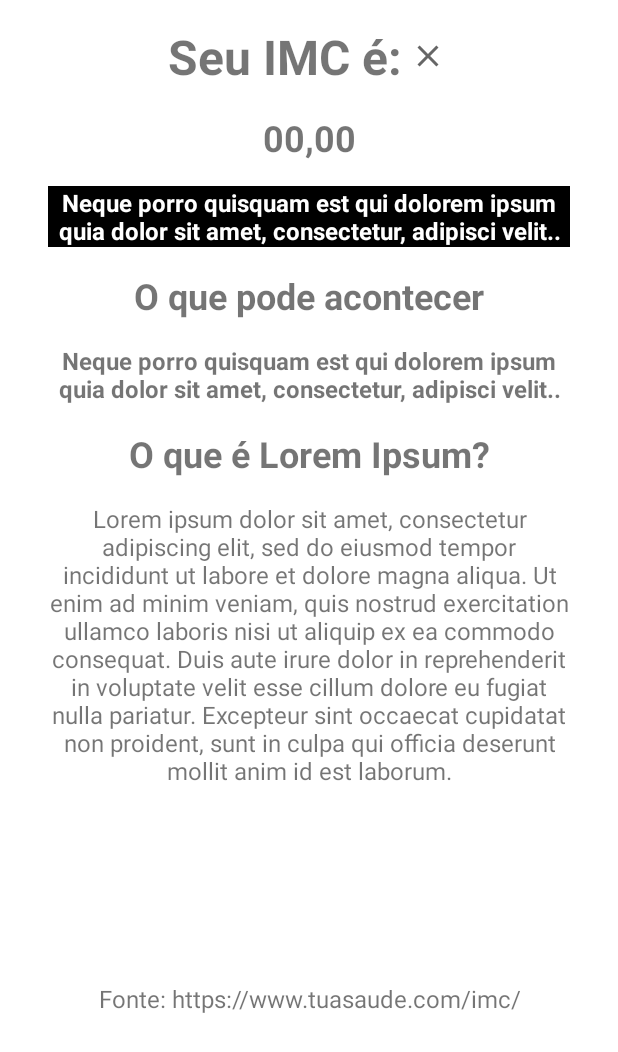
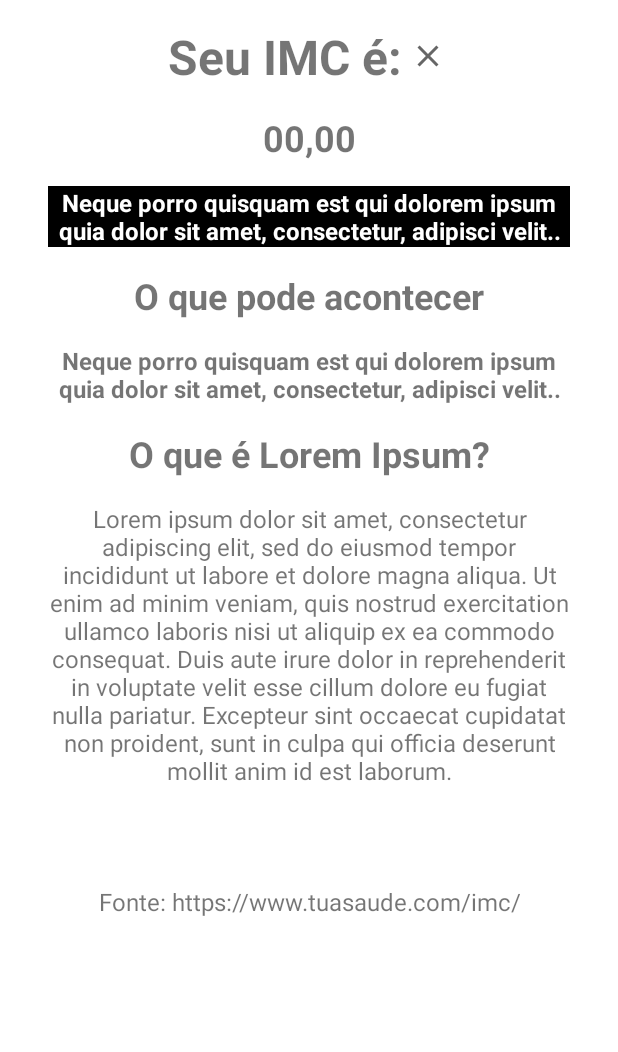
Before and after one commit to Edevaldo-Cruz/imcKotlin, an Android app: the layout activity_result.xml on its own in the app's theme, with its tools: preview values and no code run, on a phone screen of 412 x 824 dp. Shown: the top 1052 px of the screen. Run offline under Robolectric (Android 15) with nearby library versions, the light colour scheme and no system bars.

Commit message:
Correções no layout

```diff
--- a/app/src/main/res/layout/activity_result.xml
+++ b/app/src/main/res/layout/activity_result.xml
@@ -131,7 +131,7 @@
             android:layout_width="wrap_content"
             android:layout_height="wrap_content"
             android:layout_marginHorizontal="32dp"
-            android:layout_marginTop="130dp"
+            android:layout_marginTop="65dp"
             android:layout_marginBottom="16dp"
             android:text="@string/label_font_help"
             android:textAlignment="textEnd"
```
